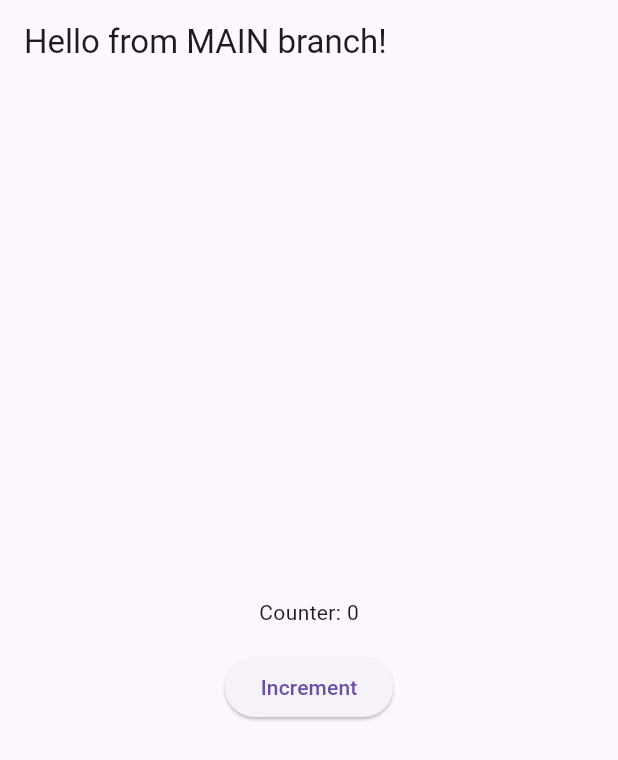
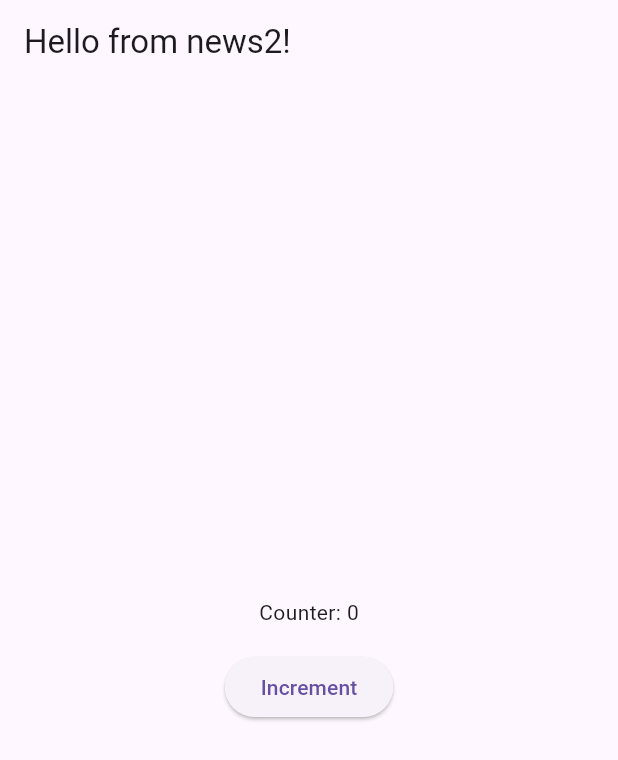
Before and after one commit to abdulmalick42/mergeconflict, a Flutter app: the screen it shows after launch, on a phone screen of 412 x 824 dp. Shown: the top 760 px of the screen. Run offline on Flutter 3.47's test engine with Material 3 defaults, Android fonts, the light colour scheme and no system bars.

Commit message:
text added

```diff
--- a/lib/main.dart
+++ b/lib/main.dart
@@ -27,7 +27,7 @@ class _MergeHomeState extends State<MergeHome> {
   int counter = 0;
 
   String getGreetingMessage() {
-    return "Hello from MAIN branch!";
+    return "Hello from news2!";
   }
 
   @override
```
